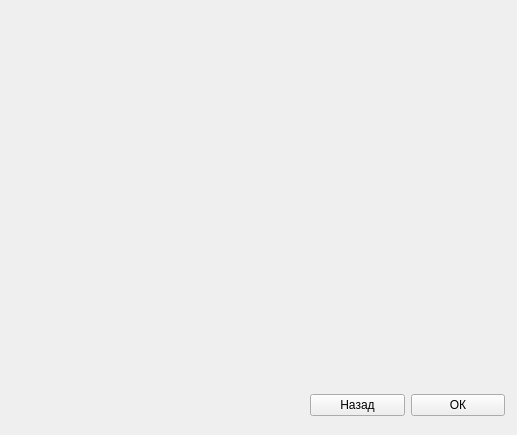
Qt form Program/App/windowvivod.ui (LebedevArtemiy/OurProject_pr4) before a commit.
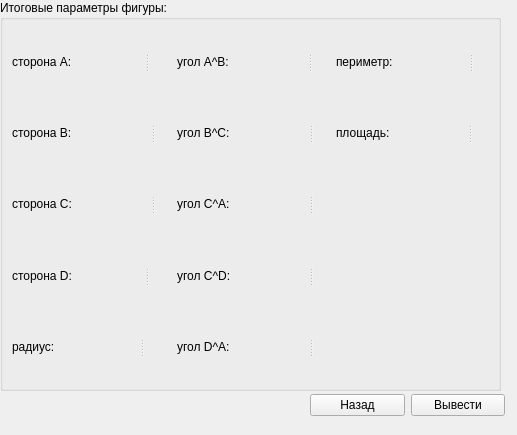
The same form after that commit.

What changed in the file:
```diff
--- a/Program/App/windowvivod.ui
+++ b/Program/App/windowvivod.ui
@@ -13,7 +13,7 @@
   <property name="windowTitle">
    <string>Form</string>
   </property>
-  <widget class="QWidget" name="">
+  <widget class="QWidget" name="layoutWidget">
    <property name="geometry">
     <rect>
      <x>310</x>
@@ -33,12 +33,231 @@
     <item>
      <widget class="QPushButton" name="pushButton_2">
       <property name="text">
-       <string>ОК</string>
+       <string>Вывести</string>
       </property>
      </widget>
     </item>
    </layout>
   </widget>
+  <widget class="QGroupBox" name="groupBox">
+   <property name="geometry">
+    <rect>
+     <x>0</x>
+     <y>0</y>
+     <width>501</width>
+     <height>391</height>
+    </rect>
+   </property>
+   <property name="title">
+    <string>Итоговые параметры фигуры:</string>
+   </property>
+   <layout class="QGridLayout" name="gridLayout">
+    <item row="1" column="2">
+     <widget class="QSplitter" name="splitter_5">
+      <property name="orientation">
+       <enum>Qt::Horizontal</enum>
+      </property>
+      <widget class="QLabel" name="label_11">
+       <property name="text">
+        <string>угол B^C:</string>
+       </property>
+      </widget>
+      <widget class="QLabel" name="showBC">
+       <property name="text">
+        <string/>
+       </property>
+      </widget>
+     </widget>
+    </item>
+    <item row="2" column="2">
+     <widget class="QSplitter" name="splitter_9">
+      <property name="orientation">
+       <enum>Qt::Horizontal</enum>
+      </property>
+      <widget class="QLabel" name="label_17">
+       <property name="text">
+        <string>угол C^A:</string>
+       </property>
+      </widget>
+      <widget class="QLabel" name="showCA">
+       <property name="text">
+        <string/>
+       </property>
+      </widget>
+     </widget>
+    </item>
+    <item row="4" column="0">
+     <widget class="QSplitter" name="splitter_8">
+      <property name="orientation">
+       <enum>Qt::Horizontal</enum>
+      </property>
+      <widget class="QLabel" name="label_15">
+       <property name="text">
+        <string>радиус:</string>
+       </property>
+      </widget>
+      <widget class="QLabel" name="showR">
+       <property name="text">
+        <string/>
+       </property>
+      </widget>
+     </widget>
+    </item>
+    <item row="2" column="0" colspan="2">
+     <widget class="QSplitter" name="splitter">
+      <property name="orientation">
+       <enum>Qt::Horizontal</enum>
+      </property>
+      <widget class="QLabel" name="label">
+       <property name="text">
+        <string>сторона C:</string>
+       </property>
+      </widget>
+      <widget class="QLabel" name="showC">
+       <property name="text">
+        <string/>
+       </property>
+      </widget>
+     </widget>
+    </item>
+    <item row="4" column="2">
+     <widget class="QSplitter" name="splitter_11">
+      <property name="orientation">
+       <enum>Qt::Horizontal</enum>
+      </property>
+      <widget class="QLabel" name="label_21">
+       <property name="text">
+        <string>угол D^A:</string>
+       </property>
+      </widget>
+      <widget class="QLabel" name="showDA">
+       <property name="text">
+        <string/>
+       </property>
+      </widget>
+     </widget>
+    </item>
+    <item row="3" column="0">
+     <widget class="QSplitter" name="splitter_6">
+      <property name="orientation">
+       <enum>Qt::Horizontal</enum>
+      </property>
+      <widget class="QLabel" name="label_13">
+       <property name="text">
+        <string>сторона D:</string>
+       </property>
+      </widget>
+      <widget class="QLabel" name="showD">
+       <property name="text">
+        <string/>
+       </property>
+      </widget>
+     </widget>
+    </item>
+    <item row="0" column="2">
+     <widget class="QSplitter" name="splitter_2">
+      <property name="orientation">
+       <enum>Qt::Horizontal</enum>
+      </property>
+      <widget class="QLabel" name="label_7">
+       <property name="text">
+        <string>угол A^B:</string>
+       </property>
+      </widget>
+      <widget class="QLabel" name="showAB">
+       <property name="text">
+        <string/>
+       </property>
+      </widget>
+     </widget>
+    </item>
+    <item row="0" column="3">
+     <widget class="QSplitter" name="splitter_4">
+      <property name="orientation">
+       <enum>Qt::Horizontal</enum>
+      </property>
+      <widget class="QLabel" name="label_9">
+       <property name="text">
+        <string>периметр:</string>
+       </property>
+      </widget>
+      <widget class="QLabel" name="showP">
+       <property name="text">
+        <string/>
+       </property>
+      </widget>
+     </widget>
+    </item>
+    <item row="0" column="0">
+     <widget class="QSplitter" name="splitter_7">
+      <property name="orientation">
+       <enum>Qt::Horizontal</enum>
+      </property>
+      <widget class="QLabel" name="label_3">
+       <property name="text">
+        <string>сторона A:</string>
+       </property>
+      </widget>
+      <widget class="QLabel" name="showA">
+       <property name="text">
+        <string/>
+       </property>
+      </widget>
+     </widget>
+    </item>
+    <item row="1" column="0" colspan="2">
+     <widget class="QSplitter" name="splitter_3">
+      <property name="orientation">
+       <enum>Qt::Horizontal</enum>
+      </property>
+      <widget class="QLabel" name="label_5">
+       <property name="text">
+        <string>сторона B:</string>
+       </property>
+      </widget>
+      <widget class="QLabel" name="showB">
+       <property name="text">
+        <string/>
+       </property>
+      </widget>
+     </widget>
+    </item>
+    <item row="3" column="2">
+     <widget class="QSplitter" name="splitter_10">
+      <property name="orientation">
+       <enum>Qt::Horizontal</enum>
+      </property>
+      <widget class="QLabel" name="label_19">
+       <property name="text">
+        <string>угол C^D:</string>
+       </property>
+      </widget>
+      <widget class="QLabel" name="showCD">
+       <property name="text">
+        <string/>
+       </property>
+      </widget>
+     </widget>
+    </item>
+    <item row="1" column="3">
+     <widget class="QSplitter" name="splitter_12">
+      <property name="orientation">
+       <enum>Qt::Horizontal</enum>
+      </property>
+      <widget class="QLabel" name="label_23">
+       <property name="text">
+        <string>площадь:</string>
+       </property>
+      </widget>
+      <widget class="QLabel" name="showS">
+       <property name="text">
+        <string/>
+       </property>
+      </widget>
+     </widget>
+    </item>
+   </layout>
+  </widget>
  </widget>
  <resources/>
  <connections/>
```
